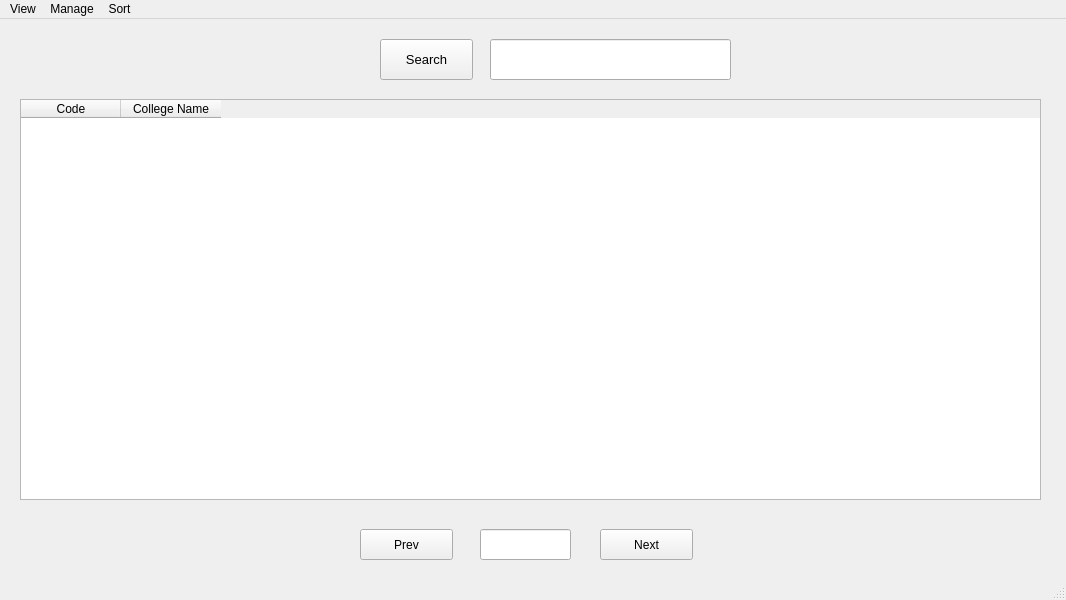
WhaleRed/SSIS-MySQL, file collegeWindow.ui: the form before one commit.
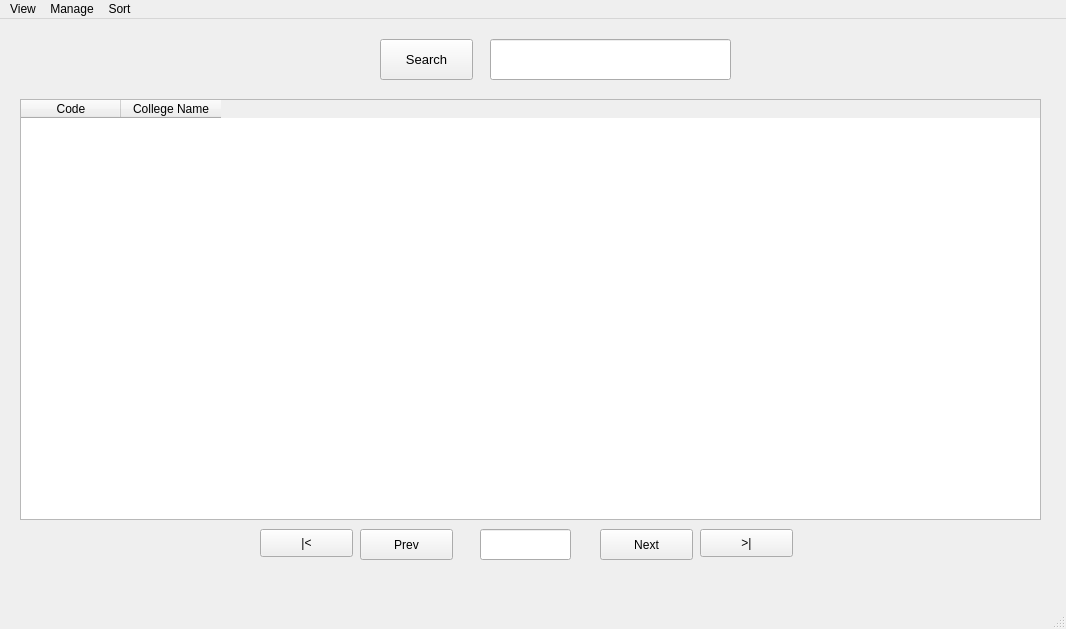
The form after the commit.

The edit to the form file:
```diff
--- a/collegeWindow.ui
+++ b/collegeWindow.ui
@@ -7,7 +7,7 @@
     <x>0</x>
     <y>0</y>
     <width>1066</width>
-    <height>600</height>
+    <height>629</height>
    </rect>
   </property>
   <property name="windowTitle">
@@ -20,9 +20,15 @@
       <x>20</x>
       <y>80</y>
       <width>1021</width>
-      <height>401</height>
+      <height>421</height>
      </rect>
     </property>
+    <attribute name="verticalHeaderVisible">
+     <bool>false</bool>
+    </attribute>
+    <attribute name="verticalHeaderHighlightSections">
+     <bool>false</bool>
+    </attribute>
     <column>
      <property name="text">
       <string>Code</string>
@@ -114,6 +120,32 @@
      <string>Search</string>
     </property>
    </widget>
+   <widget class="QPushButton" name="pushButton">
+    <property name="geometry">
+     <rect>
+      <x>700</x>
+      <y>510</y>
+      <width>93</width>
+      <height>28</height>
+     </rect>
+    </property>
+    <property name="text">
+     <string>&gt;|</string>
+    </property>
+   </widget>
+   <widget class="QPushButton" name="pushButton_2">
+    <property name="geometry">
+     <rect>
+      <x>260</x>
+      <y>510</y>
+      <width>93</width>
+      <height>28</height>
+     </rect>
+    </property>
+    <property name="text">
+     <string>|&lt;</string>
+    </property>
+   </widget>
   </widget>
   <widget class="QMenuBar" name="menubar">
    <property name="geometry">
```
